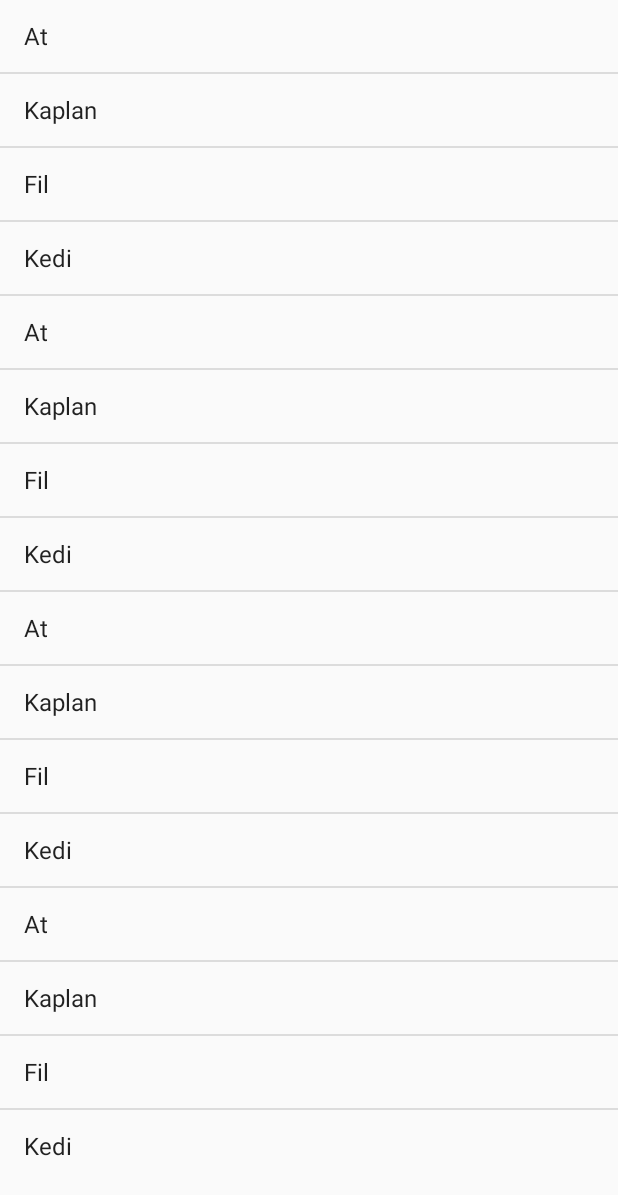
After one commit to ahmetmatematikci/KitapUygulamalariBitis, an Android app: the FragmentOrnek screen opened directly, with no data from a screen before it, on a phone screen of 412 x 824 dp. The commit adds this screen. Shown: the top 1195 px of the screen. Run offline under Robolectric (Android 15) with nearby library versions, the phone set to English and light mode, and no system bars.

Commit message:
Fragmentler eklendi

```diff
--- a/app/build.gradle
+++ b/app/build.gradle
@@ -26,4 +26,5 @@ dependencies {
     })
     compile 'com.android.support:appcompat-v7:25.1.0'
     testCompile 'junit:junit:4.12'
+    compile 'com.google.android.gms:play-services-maps:10.0.1'
 }
--- /dev/null
+++ b/app/src/main/java/com/ahmetmatematikci/kitapuygulamalari/FragmentOrnek.java
@@ -0,0 +1,43 @@
+package com.ahmetmatematikci.kitapuygulamalari;
+
+import android.app.Activity;
+import android.app.FragmentManager;
+import android.app.FragmentTransaction;
+import android.os.Bundle;
+import android.view.View;
+import android.widget.AdapterView;
+import android.widget.ArrayAdapter;
+import android.widget.ListView;
+
+/**
+ * Created by a on 1/24/17.
+ */
+
+public class FragmentOrnek extends Activity{
+
+    @Override
+    protected void onCreate(Bundle savedInstanceState) {
+        super.onCreate(savedInstanceState);
+        setContentView(R.layout.fragmentornek);
+        ListView liste1 =(ListView)findViewById(R.id.listView2);
+        String[] hayvanlar  = new String[] {"At", "Kaplan", "Fil", "Kedi", "At", "Kaplan", "Fil",
+                "Kedi", "At", "Kaplan", "Fil", "Kedi","At", "Kaplan", "Fil", "Kedi" };
+
+        ArrayAdapter adapter = new ArrayAdapter(FragmentOrnek.this, android.R.layout.simple_list_item_1, hayvanlar);
+        liste1.setAdapter(adapter);
+        liste1.setOnItemClickListener(new AdapterView.OnItemClickListener() {
+            @Override
+            public void onItemClick(AdapterView<?> adapterView, View view, int i, long l) {
+                FragmentB fragb = new FragmentB();
+                FragmentManager manager = getFragmentManager();
+                FragmentTransaction transaction = manager.beginTransaction();
+                transaction.add(R.id.layout6, fragb, "fragmentb" );
+                transaction.commit();
+
+
+            }
+        });
+
+
+    }
+}
--- a/app/src/main/java/com/ahmetmatematikci/kitapuygulamalari/MainActivity.java
+++ b/app/src/main/java/com/ahmetmatematikci/kitapuygulamalari/MainActivity.java
@@ -15,7 +15,7 @@ public class MainActivity extends ListActivity {
 
     String[] sayfalar = {"CameraAPP", "SorCevap","KullaniciGirisi", "CustomButton","HareketAlgilayici","SharedPrefOrnek",
             "BasitWebTarayici", "TabHostOrnek","ViewDegistir", "StandartListView","CustomListView","ActivityHayatDongusu",
-                "InternalHafiza" , "ExternalHafiza","SqliteDatabase"};
+                "InternalHafiza" , "ExternalHafiza","SqliteDatabase", "ActivityFragment","FragmentOrnek"};
 
 
     @Override
--- /dev/null
+++ b/app/src/main/res/layout/fragmentornek.xml
@@ -0,0 +1,30 @@
+<?xml version="1.0" encoding="utf-8"?>
+<FrameLayout xmlns:android="http://schemas.android.com/apk/res/android"
+    android:orientation="vertical" android:layout_width="match_parent"
+    android:layout_height="match_parent">
+
+
+
+        <LinearLayout
+            android:orientation="vertical"
+            android:layout_width="match_parent"
+            android:layout_height="match_parent"
+            android:layout_gravity="center_horizontal">
+
+            <ListView
+                android:layout_width="wrap_content"
+                android:layout_height="wrap_content"
+                android:id="@+id/listView2"/>
+
+        </LinearLayout>
+
+        <LinearLayout
+            android:id="@+id/layout6"
+            android:orientation="vertical"
+            android:layout_width="match_parent"
+            android:layout_height="150dp"
+            android:layout_gravity="bottom"> </LinearLayout>
+
+
+
+</FrameLayout>
```
Also changed, not shown: app/src/main/AndroidManifest.xml (+17 -0 lines), app/src/main/java/com/ahmetmatematikci/kitapuygulamalari/ActivityFragment.java (added, +67 -0 lines), app/src/main/java/com/ahmetmatematikci/kitapuygulamalari/FragmentA.java (added, +93 -0 lines), app/src/main/java/com/ahmetmatematikci/kitapuygulamalari/FragmentB.java (added, +37 -0 lines), app/src/main/res/layout/activityfargment.xml (added, +12 -0 lines), app/src/main/res/layout/fragmenta.xml (added, +7 -0 lines), app/src/main/res/layout/fragmentb.xml (added, +7 -0 lines).
